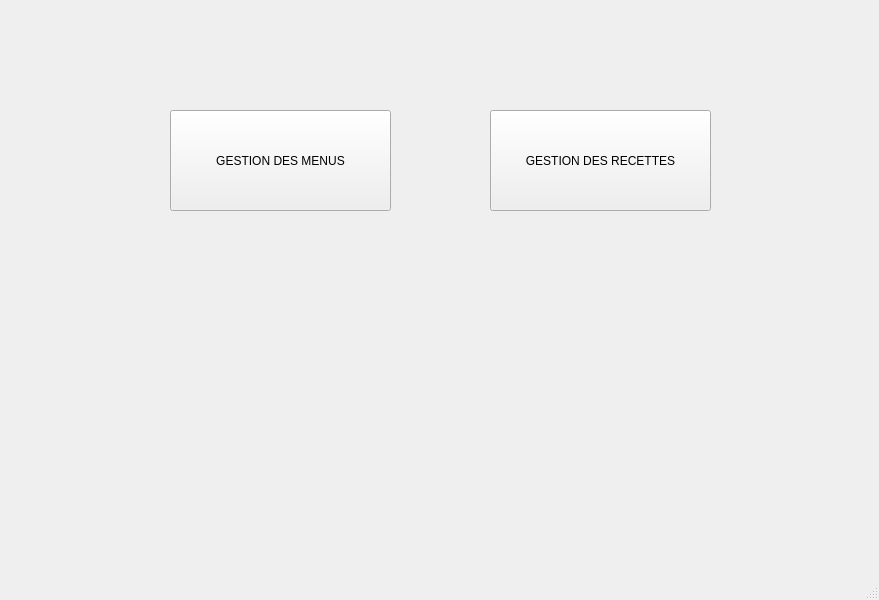
Above: mainwindow.ui from ImenBenMansour/Smart_Pastry_Shop_2A21 before the change. Below: the same form after it.
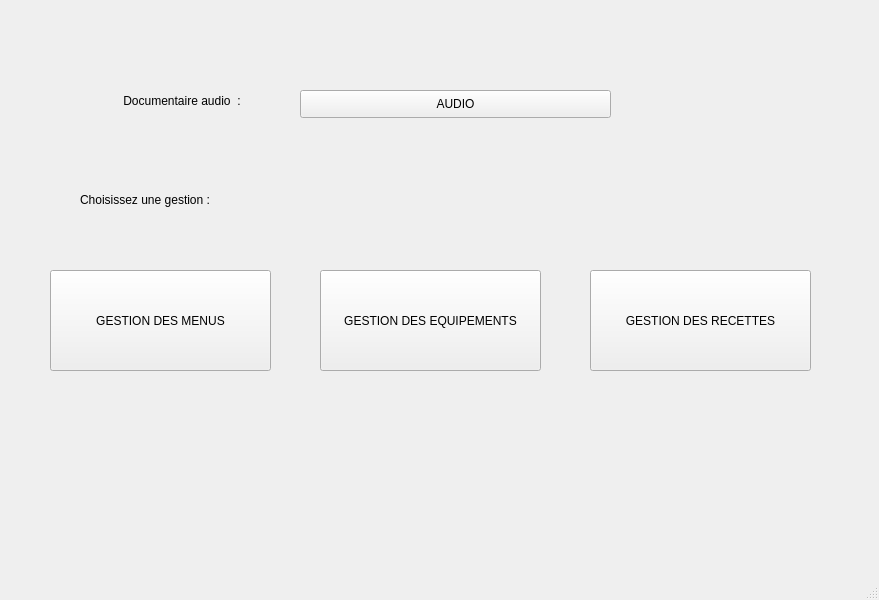
That is the form after the change.

The edit to the form file:
```diff
--- a/mainwindow.ui
+++ b/mainwindow.ui
@@ -17,8 +17,8 @@
    <widget class="QPushButton" name="pushButton">
     <property name="geometry">
      <rect>
-      <x>170</x>
-      <y>110</y>
+      <x>50</x>
+      <y>270</y>
       <width>221</width>
       <height>101</height>
      </rect>
@@ -30,8 +30,8 @@
    <widget class="QPushButton" name="pushButton_2">
     <property name="geometry">
      <rect>
-      <x>490</x>
-      <y>110</y>
+      <x>590</x>
+      <y>270</y>
       <width>221</width>
       <height>101</height>
      </rect>
@@ -40,6 +40,58 @@
      <string>GESTION DES RECETTES</string>
     </property>
    </widget>
+   <widget class="QPushButton" name="pushButton_3">
+    <property name="geometry">
+     <rect>
+      <x>320</x>
+      <y>270</y>
+      <width>221</width>
+      <height>101</height>
+     </rect>
+    </property>
+    <property name="text">
+     <string>GESTION DES EQUIPEMENTS</string>
+    </property>
+   </widget>
+   <widget class="QPushButton" name="pushButton_4">
+    <property name="geometry">
+     <rect>
+      <x>300</x>
+      <y>90</y>
+      <width>311</width>
+      <height>28</height>
+     </rect>
+    </property>
+    <property name="text">
+     <string>AUDIO</string>
+    </property>
+   </widget>
+   <widget class="QLabel" name="label">
+    <property name="geometry">
+     <rect>
+      <x>120</x>
+      <y>70</y>
+      <width>191</width>
+      <height>61</height>
+     </rect>
+    </property>
+    <property name="text">
+     <string> Documentaire audio  :</string>
+    </property>
+   </widget>
+   <widget class="QLabel" name="label_2">
+    <property name="geometry">
+     <rect>
+      <x>80</x>
+      <y>169</y>
+      <width>271</width>
+      <height>61</height>
+     </rect>
+    </property>
+    <property name="text">
+     <string>Choisissez une gestion :</string>
+    </property>
+   </widget>
   </widget>
   <widget class="QMenuBar" name="menubar">
    <property name="geometry">
```
